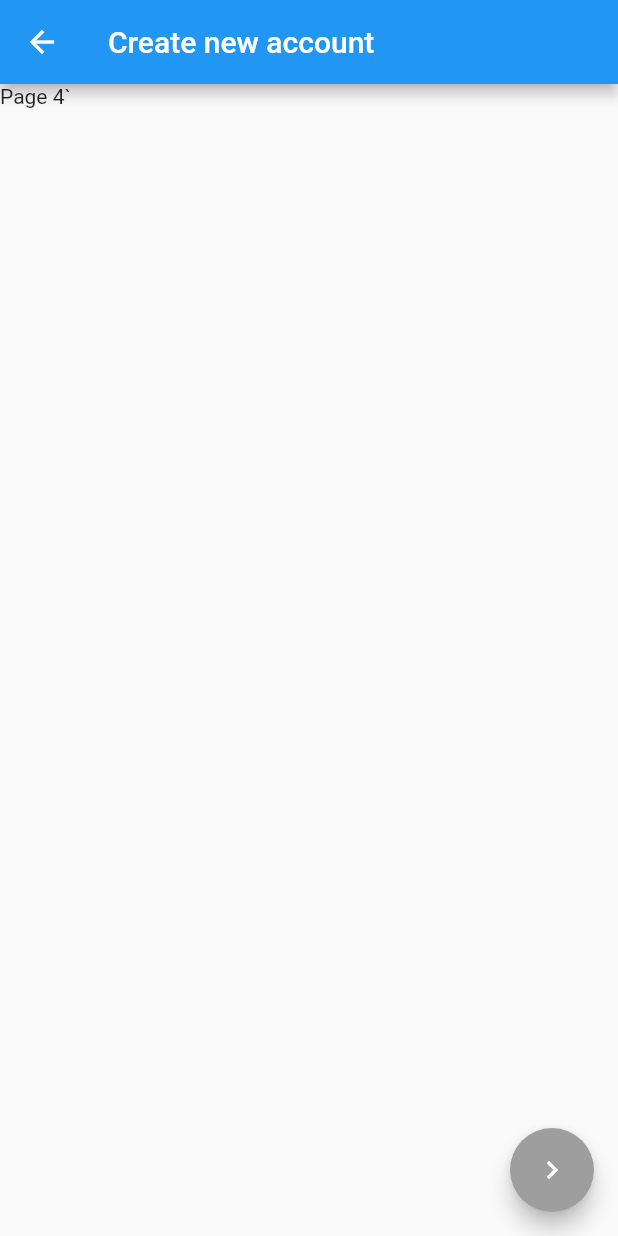
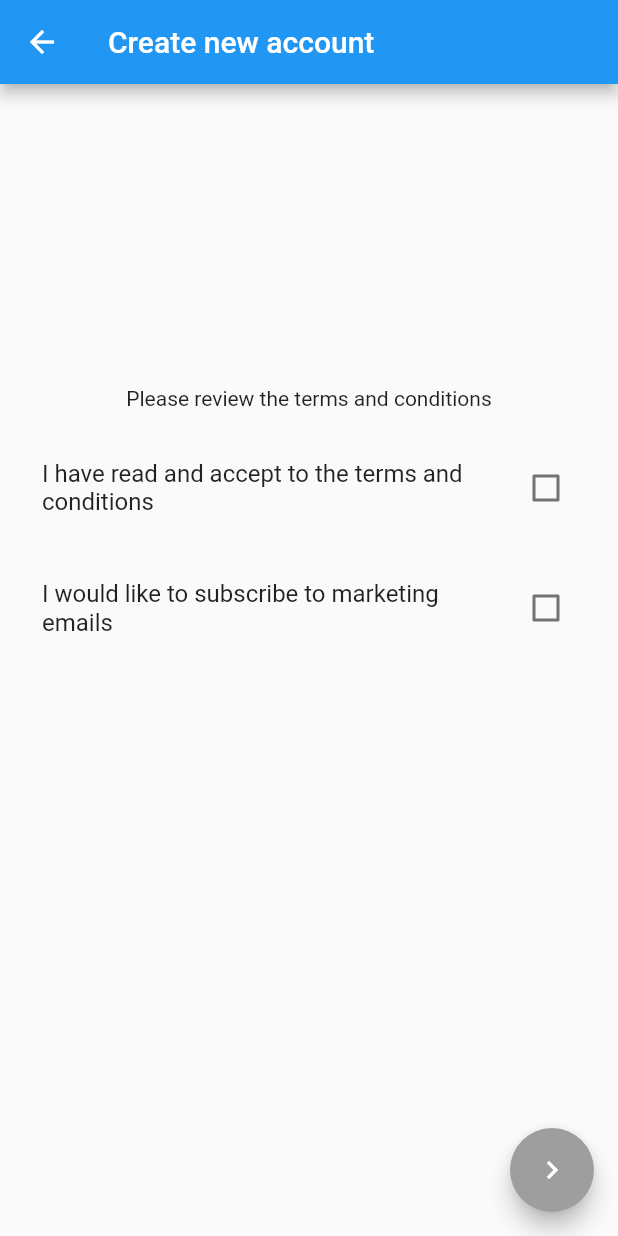
Before and after one commit to Fitcentive/flutter_app, a Flutter app: the CreateAccountPage screen opened by its route, swiped to page 4, on a phone screen of 412 x 824 dp. Run offline on Flutter 3.47's test engine with Material 2 defaults, Android fonts, the phone set to English and light mode, and no system bars; our stand-ins replace bloc, equatable, flutter_bloc, formz, jwt_decoder.

Commit message:
Add terms and conditions page, code cleanup

```diff
--- a/lib/main.dart
+++ b/lib/main.dart
@@ -69,7 +69,6 @@ class _AppViewState extends State<AppView> {
         return BlocListener<AuthenticationBloc, AuthenticationState>(
           listener: (context, state) {
             if (state is AuthSuccessState) {
-              print(state.authenticatedUser);
               _navigator.pushAndRemoveUntil<void>(
                 HomePage.route(),
                 (route) => false,
--- a/lib/src/models/login/password.dart
+++ b/lib/src/models/login/password.dart
@@ -2,6 +2,7 @@ import 'package:formz/formz.dart';
 
 enum PasswordValidationError { empty }
 
+// todo - enforce password rules
 class Password extends FormzInput<String, PasswordValidationError> {
   const Password.pure() : super.pure('');
   const Password.dirty([String value = '']) : super.dirty(value);
--- a/lib/src/views/authentication/bloc/authentication_event.dart
+++ b/lib/src/views/authentication/bloc/authentication_event.dart
@@ -8,7 +8,16 @@ abstract class AuthenticationEvent extends Equatable {
   List<Object> get props => [];
 }
 
-class InitiateAuthenticationFlow extends AuthenticationEvent {}
+class InitiateAuthenticationFlow extends AuthenticationEvent {
+
+  final String username;
+  final String password;
+
+  const InitiateAuthenticationFlow({required this.username, required this.password});
+
+  @override
+  List<Object> get props => [username, password];
+}
 
 class LoginUsernameChanged extends AuthenticationEvent {
   const LoginUsernameChanged(this.username);
--- a/lib/src/views/create_account/bloc/create_account_event.dart
+++ b/lib/src/views/create_account/bloc/create_account_event.dart
@@ -2,6 +2,13 @@ import 'package:equatable/equatable.dart';
 
 abstract class CreateAccountEvent extends Equatable {
   const CreateAccountEvent();
+
+  @override
+  List<Object> get props => [];
+}
+
+class InitiateCreateAccountFlow extends CreateAccountEvent {
+  const InitiateCreateAccountFlow();
 
   @override
   List<Object> get props => [];
@@ -17,7 +24,6 @@ class EmailAddressChanged extends CreateAccountEvent {
 }
 
 class EmailAddressEnteredForVerification extends CreateAccountEvent {
-
   final String email;
 
   const EmailAddressEnteredForVerification(this.email);
@@ -46,7 +52,6 @@ class EmailVerificationTokenSubmitted extends CreateAccountEvent {
   List<Object> get props => [email, verificationToken];
 }
 
-
 class PasswordChanged extends CreateAccountEvent {
   final String email;
   final String password;
@@ -58,15 +63,42 @@ class PasswordChanged extends CreateAccountEvent {
   List<Object> get props => [email, password, passwordConfirmation];
 }
 
-class PasswordResetRequested extends CreateAccountEvent {
+class PasswordSubmitted extends CreateAccountEvent {
+  final String email;
+  final String password;
+  final String verificationToken;
 
+  const PasswordSubmitted({required this.email, required this.password, required this.verificationToken});
+
+  @override
+  List<Object> get props => [email, password, verificationToken];
+}
+
+class TermsAndConditionsChanged extends CreateAccountEvent {
+  final String email;
+  final String password;
+  final String verificationToken;
+  final bool termsAndConditions;
+  final bool marketingEmails;
+
+  const TermsAndConditionsChanged(
+      {required this.email,
+      required this.password,
+      required this.verificationToken,
+      required this.termsAndConditions,
+      required this.marketingEmails});
+
+  @override
+  List<Object> get props => [email, password, verificationToken, termsAndConditions, marketingEmails];
+}
+
+class CreateNewAccountRequested extends CreateAccountEvent {
   final String email;
   final String verificationToken;
   final String password;
-  final String passwordConfirmation;
 
-  const PasswordResetRequested(this.email, this.verificationToken, this.password, this.passwordConfirmation);
+  const CreateNewAccountRequested(this.email, this.verificationToken, this.password);
 
   @override
-  List<Object> get props => [email, verificationToken, password, passwordConfirmation];
+  List<Object> get props => [email, verificationToken, password];
 }
--- a/lib/src/views/create_account/bloc/create_account_state.dart
+++ b/lib/src/views/create_account/bloc/create_account_state.dart
@@ -40,6 +40,17 @@ class EmailAddressModified extends CreateAccountState {
 
   @override
   List<Object> get props => [status, email];
+}
+
+class EmailAddressAlreadyInUse extends CreateAccountState {
+
+  final String email;
+
+  const EmailAddressAlreadyInUse(this.email);
+
+  @override
+  List<Object> get props => [email];
+
 }
 
 class UnverifiedEmailAddress extends CreateAccountState {
@@ -118,6 +129,8 @@ class PasswordModified extends CreateAccountState {
   final Password password;
   final Password passwordConfirmation;
 
+  bool doPasswordMatch() => password == passwordConfirmation;
+
   PasswordModified copyWith({
     FormzStatus? status,
     Password? password,
@@ -136,6 +149,52 @@ class PasswordModified extends CreateAccountState {
   List<Object> get props => [status, email, password, passwordConfirmation];
 }
 
+class PasswordConfirmed extends CreateAccountState {
+  final String email;
+  final String password;
+  final String verificationToken;
+
+  const PasswordConfirmed({required this.email, required this.password, required this.verificationToken});
+
+  @override
+  List<Object> get props => [email, password, verificationToken];
+}
+
+class TermsAndConditionsModified extends CreateAccountState {
+  final String email;
+  final String password;
+  final String verificationToken;
+  final bool termsAndConditions;
+  final bool marketingEmails;
+
+  const TermsAndConditionsModified({
+    required this.email,
+    required this.password,
+    required this.verificationToken,
+    required this.termsAndConditions,
+    required this.marketingEmails
+  });
+
+  bool isValidState() => termsAndConditions;
+
+  TermsAndConditionsModified copyWith({
+    bool? termsAndConditions,
+    bool? marketingEmails,
+  }) {
+    return TermsAndConditionsModified(
+        email: email,
+        password: password,
+        verificationToken: verificationToken,
+        termsAndConditions: termsAndConditions ?? this.termsAndConditions,
+        marketingEmails: marketingEmails ?? this.marketingEmails,
+    );
+  }
+
+  @override
+  List<Object> get props => [email, password, verificationToken, termsAndConditions, marketingEmails];
+
+}
+
 class AccountCreatedSuccessfully extends CreateAccountState {
 
   const AccountCreatedSuccessfully();
--- a/lib/src/views/create_account/create_account_page.dart
+++ b/lib/src/views/create_account/create_account_page.dart
@@ -31,15 +31,25 @@ class CreateAccountPageState extends State<CreateAccountPage> {
   @override
   void initState() {
     _createAccountBloc = BlocProvider.of<CreateAccountBloc>(context);
+    _createAccountBloc.add(const InitiateCreateAccountFlow());
   }
 
   @override
   Widget build(BuildContext context) {
-    return Scaffold(
+    return WillPopScope(
+        onWillPop: () async {
+          _onBackPressed();
+          return true;
+        },
+        child: Scaffold(
           appBar: AppBar(title: const Text('Create new account')),
           body: _pageViews(),
           floatingActionButton: _nextButton(),
-    );
+        ));
+  }
+
+  _onBackPressed() {
+    _createAccountBloc.add(const InitiateCreateAccountFlow());
   }
 
   _nextButton() {
@@ -60,14 +70,12 @@ class CreateAccountPageState extends State<CreateAccountPage> {
     } else if (currentState is VerificationTokenModified && currentState.status.isValid) {
       _createAccountBloc.add(EmailVerificationTokenSubmitted(currentState.email, currentState.token.value));
     } else if (currentState is PasswordModified && currentState.status.isValid) {
-      _createAccountBloc.add(PasswordResetRequested(currentState.email, currentState.token, currentState.password.value,
-          currentState.passwordConfirmation.value));
+      _createAccountBloc.add(PasswordSubmitted(
+          email: currentState.email, password: currentState.password.value, verificationToken: currentState.token));
+    } else if (currentState is TermsAndConditionsModified && currentState.isValidState()) {
+      _createAccountBloc.add(
+          CreateNewAccountRequested(currentState.email, currentState.verificationToken, currentState.password));
     }
-    else {
-      print("FLOATING ACTION BUTTON ELSE CASE");
-      print(currentState);
-    }
-
     return null;
   }
 
@@ -78,6 +86,8 @@ class CreateAccountPageState extends State<CreateAccountPage> {
     } else if (currentState is VerificationTokenModified && currentState.status.isValid) {
       return Colors.blue;
     } else if (currentState is PasswordModified && currentState.status.isValid) {
+      return Colors.blue;
+    } else if (currentState is TermsAndConditionsModified && currentState.isValidState()) {
       return Colors.blue;
     }
     else {
@@ -94,16 +104,23 @@ class CreateAccountPageState extends State<CreateAccountPage> {
         if (state is VerifiedEmailAddress) {
           _pageController.animateToPage(2, duration: const Duration(milliseconds: 200), curve: Curves.easeIn);
         }
+        if (state is PasswordConfirmed) {
+          _pageController.animateToPage(3, duration: const Duration(milliseconds: 200), curve: Curves.easeIn);
+        }
         if (state is AccountCreatedSuccessfully) {
           ScaffoldMessenger.of(context).showSnackBar(
             const SnackBar(content: Text('Account created successfully!')),
           );
           Navigator.pop(context);
         }
-
         if (state is InvalidEmailVerificationToken) {
           ScaffoldMessenger.of(context).showSnackBar(
             const SnackBar(content: Text('Invalid email verification token!')),
+          );
+        }
+        if (state is EmailAddressAlreadyInUse) {
+          ScaffoldMessenger.of(context).showSnackBar(
+            const SnackBar(content: Text('Email address already in use!')),
           );
         }
       },
@@ -117,16 +134,106 @@ class CreateAccountPageState extends State<CreateAccountPage> {
                 _enterNewEmailView(),
                 _enterVerificationTokenView(),
                 _enterNewPasswordView(),
-                const Text("Page 4`"),
+                _termsAndConditionsView(),
               ],
             );
           }),
     );
   }
 
+  Widget _termsAndConditionsView() {
+    return Align(
+      alignment: const Alignment(0, -1 / 3),
+      child: Padding(
+        padding: EdgeInsets.all(12),
+        child: Column(
+          mainAxisSize: MainAxisSize.min,
+          children: [
+            const Text("Please review the terms and conditions"),
+            const Padding(padding: EdgeInsets.all(12)),
+            _createCheckBox("I have read and accept to the terms and conditions", "termsAndConditions"),
+            const Padding(padding: EdgeInsets.all(12)),
+            _createCheckBox("I would like to subscribe to marketing emails", "marketingEmails"),
+          ],
+        ),
+      ),
+    );
+  }
+
+  _createCheckBox(String title, String key) {
+    return CheckboxListTile(
+      title: Text(title),
+      value: _getCheckboxValue(key),
+      onChanged: (newValue) {
+        _onCheckBoxChanged(key, newValue ?? false);
+      },
+    );
+  }
+
+  _onCheckBoxChanged(String text, bool checkBoxState) {
+    final currentState = _createAccountBloc.state;
+    if (currentState is TermsAndConditionsModified) {
+      if (text == "termsAndConditions") {
+        _createAccountBloc.add(
+            TermsAndConditionsChanged(
+                email: currentState.email,
+                password: currentState.password,
+                verificationToken: currentState.verificationToken,
+                termsAndConditions: checkBoxState,
+                marketingEmails: currentState.marketingEmails
+            ));
+      }
+      else {
+        _createAccountBloc.add(
+            TermsAndConditionsChanged(
+                email: currentState.email,
+                password: currentState.password,
+                verificationToken: currentState.verificationToken,
+                termsAndConditions: currentState.termsAndConditions,
+                marketingEmails: checkBoxState
+            ));
+      }
+    }
+    else if (currentState is PasswordConfirmed) {
+      if (text == "termsAndConditions") {
+        _createAccountBloc.add(
+            TermsAndConditionsChanged(
+                email: currentState.email,
+                password: currentState.password,
+                verificationToken: currentState.verificationToken,
+                termsAndConditions: checkBoxState,
+                marketingEmails: false
+            ));
+      }
+      else {
+        _createAccountBloc.add(
+            TermsAndConditionsChanged(
+                email: currentState.email,
+                password: currentState.password,
+                verificationToken: currentState.verificationToken,
+                termsAndConditions: false,
+                marketingEmails: checkBoxState
+            ));
+      }
+    }
+  }
+
+  _getCheckboxValue(String text) {
+    final currentState = _createAccountBloc.state;
+    if (currentState is TermsAndConditionsModified) {
+      return text == "termsAndConditions" ? currentState.termsAndConditions : currentState.marketingEmails;
+    }
+    else {
+      return false;
+    }
+
+  }
+
   Widget _enterNewPasswordView() {
     return Align(
       alignment: const Alignment(0, -1 / 3),
+      child: Padding(
+        padding: EdgeInsets.all(12),
         child: Column(
           mainAxisSize: MainAxisSize.min,
           children: [
@@ -135,6 +242,7 @@ class CreateAccountPageState extends State<CreateAccountPage> {
             _passwordConfirmationWidget(),
             const Padding(padding: EdgeInsets.all(12)),
           ],
+        ),
       ),
     );
   }
@@ -171,8 +279,7 @@ class CreateAccountPageState extends State<CreateAccountPage> {
               if (currentState is VerifiedEmailAddress) {
                 context.read<CreateAccountBloc>().add(PasswordChanged(currentState.email, "", password));
               } else if (currentState is PasswordModified) {
-                _createAccountBloc
-                    .add(PasswordChanged(currentState.email, currentState.password.value, password));
+                _createAccountBloc.add(PasswordChanged(currentState.email, currentState.password.value, password));
               }
             },
             obscureText: true,
@@ -188,7 +295,9 @@ class CreateAccountPageState extends State<CreateAccountPage> {
         labelText: 'password',
         errorText: key == "password"
             ? (currentState.password.invalid ? 'invalid password' : null)
-            : (currentState.passwordConfirmation.invalid ? 'invalid password' : null),
+            : (currentState.doPasswordMatch()
+            ? (currentState.passwordConfirmation.invalid ? 'invalid password' : null)
+            : 'passwords do not match!'),
       );
     } else if (currentState is VerifiedEmailAddress) {
       return const InputDecoration(labelText: 'password');
@@ -199,14 +308,18 @@ class CreateAccountPageState extends State<CreateAccountPage> {
   Widget _enterVerificationTokenView() {
     return Align(
       alignment: const Alignment(0, -1 / 3),
+      child: Padding(
+        padding: EdgeInsets.all(12),
         child: Column(
           mainAxisSize: MainAxisSize.min,
           children: <Widget>[
             const Text("Enter the verification token you received via email"),
+            const Padding(padding: EdgeInsets.all(12)),
             BlocBuilder<CreateAccountBloc, CreateAccountState>(
               buildWhen: (previous, current) => previous != current,
               builder: (context, state) {
                 return TextField(
+                    textAlign: TextAlign.center,
                     maxLength: 6,
                     key: const Key('createAccountForm_usernameInput_textField'),
                     onChanged: (token) {
@@ -222,11 +335,13 @@ class CreateAccountPageState extends State<CreateAccountPage> {
                     },
                     decoration: const InputDecoration(
                       labelText: 'Verification Token',
+                      alignLabelWithHint: true,
                       errorText: null,
                     ));
               },
             ),
           ],
+        ),
       ),
     );
   }
@@ -234,20 +349,21 @@ class CreateAccountPageState extends State<CreateAccountPage> {
   Widget _enterNewEmailView() {
     return Align(
       alignment: const Alignment(0, -1 / 3),
+      child: Padding(
+          padding: const EdgeInsets.all(12),
           child: Column(
             mainAxisSize: MainAxisSize.min,
             children: <Widget>[
               const Text("Enter the email address you wish to use"),
-          _UsernameInput(),
+              const Padding(padding: EdgeInsets.all(12)),
+              _usernameInput(),
+              const Padding(padding: EdgeInsets.all(12)),
             ],
-      ),
+          )),
     );
   }
-}
 
-class _UsernameInput extends StatelessWidget {
-  @override
-  Widget build(BuildContext context) {
+  _usernameInput() {
     return BlocBuilder<CreateAccountBloc, CreateAccountState>(
       buildWhen: (previous, current) => previous != current,
       builder: (context, state) {
--- a/lib/src/views/login/login_page.dart
+++ b/lib/src/views/login/login_page.dart
@@ -8,7 +8,6 @@ class LoginPage extends StatelessWidget {
 
   @override
   Widget build(BuildContext context) {
-    print("LoginPage build run");
     return Scaffold(
       appBar: AppBar(title: const Text('Login')),
       body: Padding(
```
Also changed, not shown: lib/src/repos/authentication_repository.dart (+8 -10 lines), lib/src/repos/user_repository.dart (+49 -56 lines), lib/src/views/authentication/bloc/authentication_bloc.dart (+6 -3 lines), lib/src/views/create_account/bloc/create_account_bloc.dart (+40 -14 lines), lib/src/views/login/login_form.dart (+11 -10 lines). Lines whose indentation alone changed are shown as unchanged.
